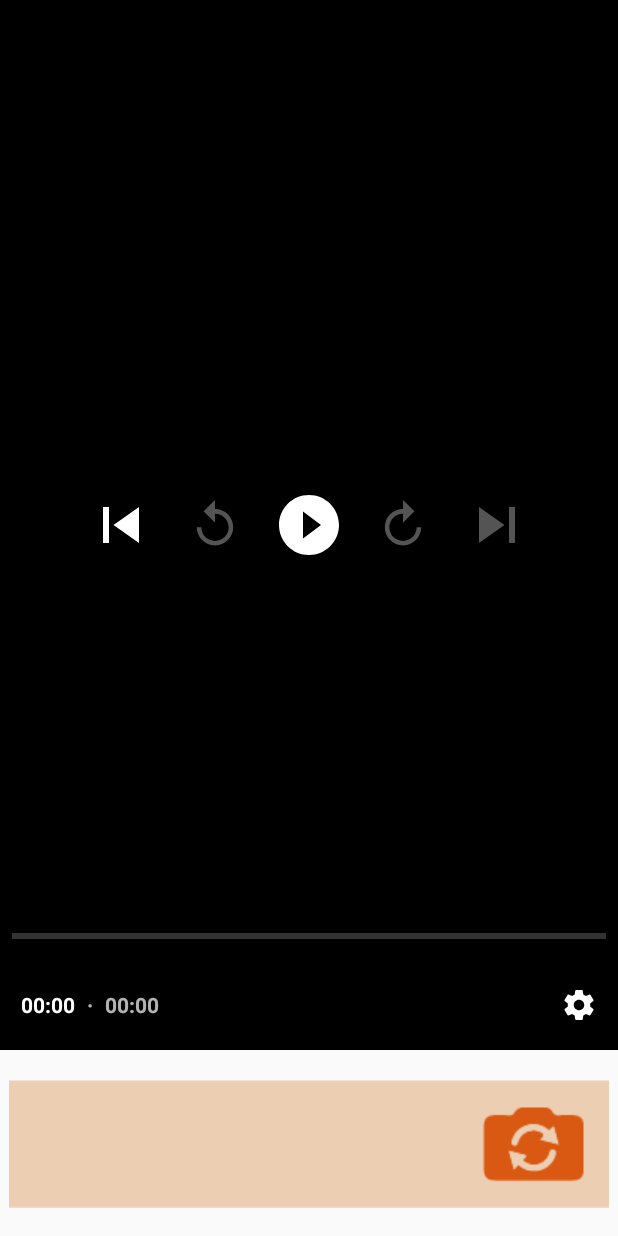
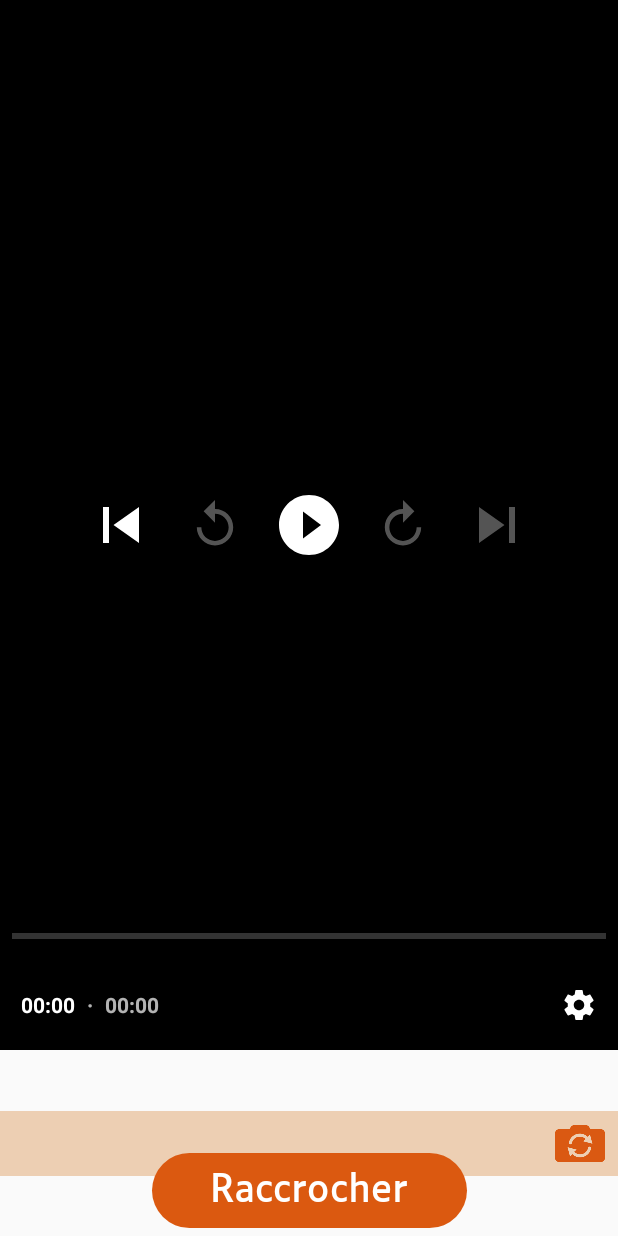
Before and after one commit to knightmar/home-smartcare, an Android app built with Jetpack Compose: the screen it shows after launch (MainActivity), after a tap on "Accept Call", on a phone screen of 412 x 824 dp. Run offline under Robolectric (Android 15) with nearby library versions, the phone set to English and light mode, and no system bars.

Commit message:
fix: daughter call

```diff
--- a/app/src/main/java/fr/knightmar/myapplication/ui/theme/pages/DaughterCall.kt
+++ b/app/src/main/java/fr/knightmar/myapplication/ui/theme/pages/DaughterCall.kt
@@ -47,6 +47,13 @@ fun DaughterCall(navController: NavController) {
             videoResId = R.raw.call_daughter
         )
 
+        var showDialog by remember { mutableStateOf(false) }
+        CustomDialog(
+            showDialog = showDialog,
+            onDismiss = { showDialog = false },
+            navController = navController
+        )
+
         Box(
             modifier = Modifier
                 .fillMaxSize()
@@ -56,22 +63,24 @@ fun DaughterCall(navController: NavController) {
             Image(
                 painter = painterResource(id = R.drawable.call_ui_daughter),
                 contentDescription = "Incoming Call",
-                Modifier.size(height = 700.dp, width = 400.dp)
+                Modifier.size(height = 700.dp, width = 700.dp)
                 // CHnage size
             )
-        }
-        var showDialog by remember { mutableStateOf(false) }
 
-        CustomDialog(
-            showDialog = showDialog,
-            onDismiss = { showDialog = false },
-            navController = navController
-        )
-            Button(onClick = { showDialog = true },
-                modifier = Modifier.padding(bottom = 25.dp).width(210.dp).height(50.dp),
+            Button(
+                onClick = { showDialog = true },
+                modifier = Modifier
+                    .padding(bottom = 5.dp)
+                    .width(210.dp)
+                    .height(50.dp),
                 colors = ButtonDefaults.buttonColors(Color(0xFFDB5910))
             ) {
-                Text("Raccrocher", fontFamily = fontFamily, fontSize = 25.sp,) //, modifier = Modifier.padding(top = 40.dp))
+                Text(
+                    "Raccrocher",
+                    fontFamily = fontFamily,
+                    fontSize = 25.sp,
+                ) //, modifier = Modifier.padding(top = 40.dp))
             }
         }
+    }
 }
```
Also changed, not shown: app/src/main/java/fr/knightmar/myapplication/ui/theme/pages/DoctorCall.kt (+10 -9 lines), app/src/main/res/drawable/call_ui_daughter.png.
